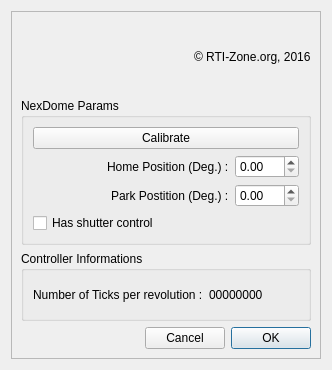
Old version of the form NexDome.ui in the repository rpineau/NexDome.
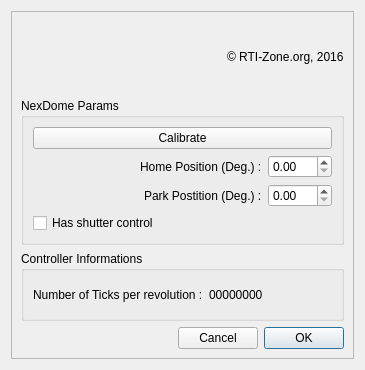
New version of the form. Icons and pictures are not drawn. Custom widgets are drawn as their Qt base class.

Commit message: Added call to get shutter controller battery status

Patch:
```diff
--- a/NexDome.ui
+++ b/NexDome.ui
@@ -6,10 +6,22 @@
    <rect>
     <x>0</x>
     <y>0</y>
-    <width>332</width>
+    <width>365</width>
     <height>370</height>
    </rect>
   </property>
+  <property name="minimumSize">
+   <size>
+    <width>0</width>
+    <height>0</height>
+   </size>
+  </property>
+  <property name="maximumSize">
+   <size>
+    <width>1024</width>
+    <height>768</height>
+   </size>
+  </property>
   <property name="windowTitle">
    <string>Dialog</string>
   </property>
```
The commit also changes 2 other files.
